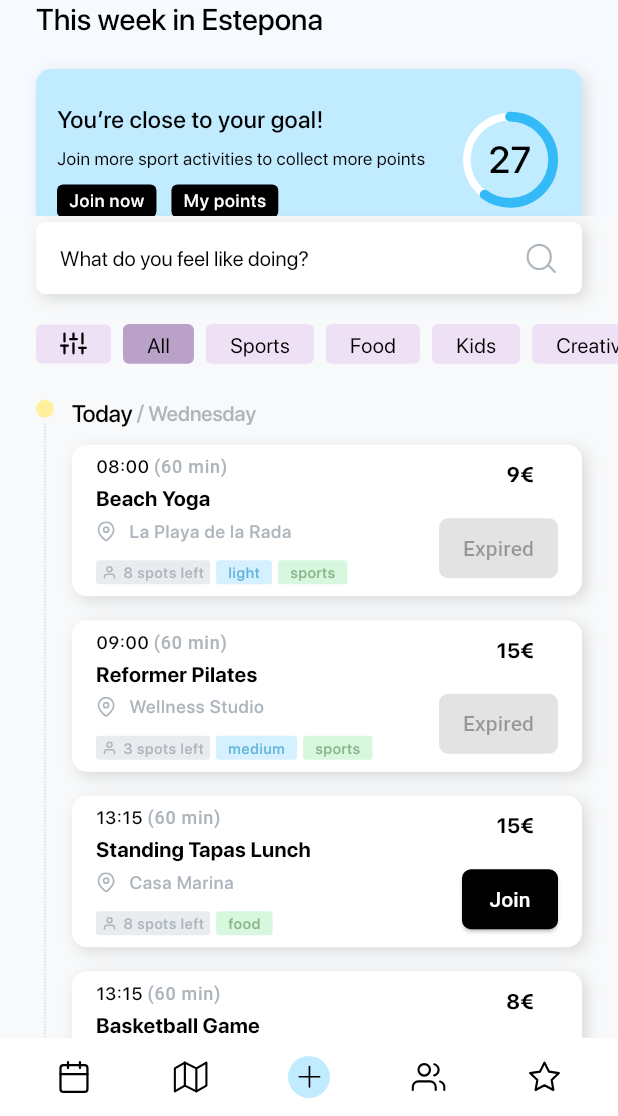
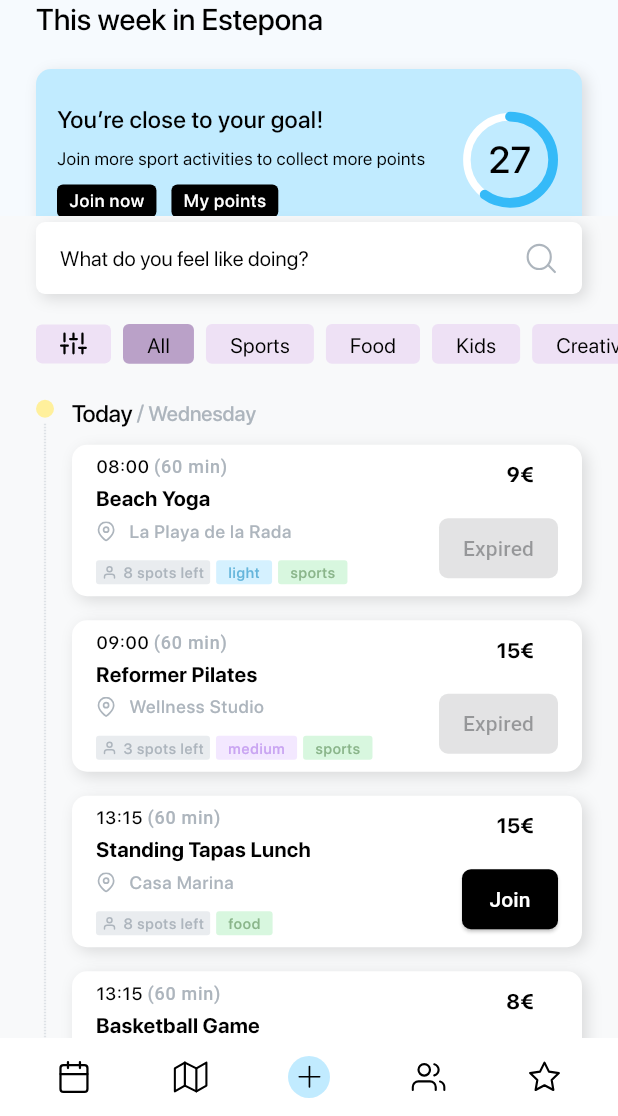
Before and after one commit to s-hann/town-square, a Flutter app: the screen it shows after launch, after a tap on an icon or button, on a phone screen of 412 x 824 dp, the part 120-1236 px from its top. Run offline on Flutter 3.47's test engine with Material 3 defaults, Android fonts, the phone set to English and light mode, and no system bars; drawn by our look-alikes of percent_indicator, toastification; our stand-ins replace card_loading, equatable, flutter_bloc, flutter_svg, go_router, timelines_plus and 1 more.

Commit message:
update intensity label color

```diff
--- a/lib/features/activities/view/widgets/activity_card.dart
+++ b/lib/features/activities/view/widgets/activity_card.dart
@@ -113,22 +113,8 @@ class ActivityCard extends StatelessWidget {
                       ),
                     ),
                     if (_activity.intensity != null)
-                      Container(
-                        padding: const EdgeInsets.symmetric(
-                          vertical: 2,
-                          horizontal: 8,
-                        ),
-                        decoration: BoxDecoration(
-                          color: const Color(0xFFD5F1FF),
-                          borderRadius: BorderRadius.circular(2),
-                        ),
-                        child: Text(
-                          '${_activity.intensity}',
-                          style:
-                              Theme.of(context).textTheme.labelSmall?.copyWith(
-                                    color: const Color(0xFF65B5DB),
-                                  ),
-                        ),
+                      IntensityLabel(
+                        intensity: _activity.intensity!,
                       ),
                     Container(
                       padding: const EdgeInsets.symmetric(
@@ -187,3 +173,32 @@ class ActivityCard extends StatelessWidget {
     );
   }
 }
+
+class IntensityLabel extends StatelessWidget {
+  const IntensityLabel({
+    required ActivityIntensity intensity,
+    super.key,
+  }) : _intensity = intensity;
+
+  final ActivityIntensity _intensity;
+
+  @override
+  Widget build(BuildContext context) {
+    return Container(
+      padding: const EdgeInsets.symmetric(
+        vertical: 2,
+        horizontal: 8,
+      ),
+      decoration: BoxDecoration(
+        color: _intensity.color.backgroundColor,
+        borderRadius: BorderRadius.circular(2),
+      ),
+      child: Text(
+        _intensity.name,
+        style: Theme.of(context).textTheme.labelSmall?.copyWith(
+              color: _intensity.color.textColor,
+            ),
+      ),
+    );
+  }
+}
--- a/packages/activity_repository/lib/activity_repository.dart
+++ b/packages/activity_repository/lib/activity_repository.dart
@@ -1,4 +1,5 @@
 library activity_repository;
 
 export 'src/entity/activity_list_entity.dart';
+export 'src/enum/activity_intensity_enum.dart';
 export 'src/activity_repository.dart';
--- a/packages/activity_repository/lib/src/activity_repository.dart
+++ b/packages/activity_repository/lib/src/activity_repository.dart
@@ -1,5 +1,6 @@
 import 'package:activity_api/activity_api.dart';
 import 'package:activity_repository/src/entity/activity_list_entity.dart';
+import 'package:activity_repository/src/enum/activity_intensity_enum.dart';
 
 /// This is the "domain layer" for this app.
 /// It is usually used to solve the complex logic to be shown in the page.
@@ -16,7 +17,11 @@ class ActivityRepository {
         ActivityListEntity(
           name: item.name,
           location: item.location,
-          intensity: item.intensity,
+          intensity: item.intensity == null
+              ? null
+              : ActivityIntensity.values.firstWhere(
+                  (element) => element.name == item.intensity,
+                ),
           category: item.category,
           availableSpot: item.availableSpot,
           price: item.price,
--- a/packages/activity_repository/lib/src/entity/activity_list_entity.dart
+++ b/packages/activity_repository/lib/src/entity/activity_list_entity.dart
@@ -1,3 +1,4 @@
+import 'package:activity_repository/src/enum/activity_intensity_enum.dart';
 import 'package:equatable/equatable.dart';
 
 class ActivityListEntity extends Equatable {
@@ -14,7 +15,7 @@ class ActivityListEntity extends Equatable {
 
   final String name;
   final String location;
-  final String? intensity;
+  final ActivityIntensity? intensity;
   final String category;
   final int availableSpot;
   final double price;
@@ -24,7 +25,7 @@ class ActivityListEntity extends Equatable {
   ActivityListEntity copyWith({
     String? name,
     String? location,
-    String? intensity,
+    ActivityIntensity? intensity,
     String? category,
     int? availableSpot,
     double? price,
--- /dev/null
+++ b/packages/activity_repository/lib/src/enum/activity_intensity_enum.dart
@@ -0,0 +1,34 @@
+import 'package:flutter/material.dart';
+
+enum ActivityIntensity {
+  light,
+  medium,
+  high;
+
+  LabelIntensityColor get color {
+    return switch (this) {
+      ActivityIntensity.light => LabelIntensityColor(
+          backgroundColor: const Color(0xFFD5F1FF),
+          textColor: const Color(0xFF65B5DB),
+        ),
+      ActivityIntensity.medium => LabelIntensityColor(
+          backgroundColor: const Color(0xFFF3E8FF),
+          textColor: const Color(0xFFC9A4F2),
+        ),
+      ActivityIntensity.high => LabelIntensityColor(
+          backgroundColor: const Color(0xFFFFEAD1),
+          textColor: const Color(0xFFDC974F),
+        ),
+    };
+  }
+}
+
+class LabelIntensityColor {
+  final Color backgroundColor;
+  final Color textColor;
+
+  LabelIntensityColor({
+    required this.backgroundColor,
+    required this.textColor,
+  });
+}
```
Also changed, not shown: 1 other file.
